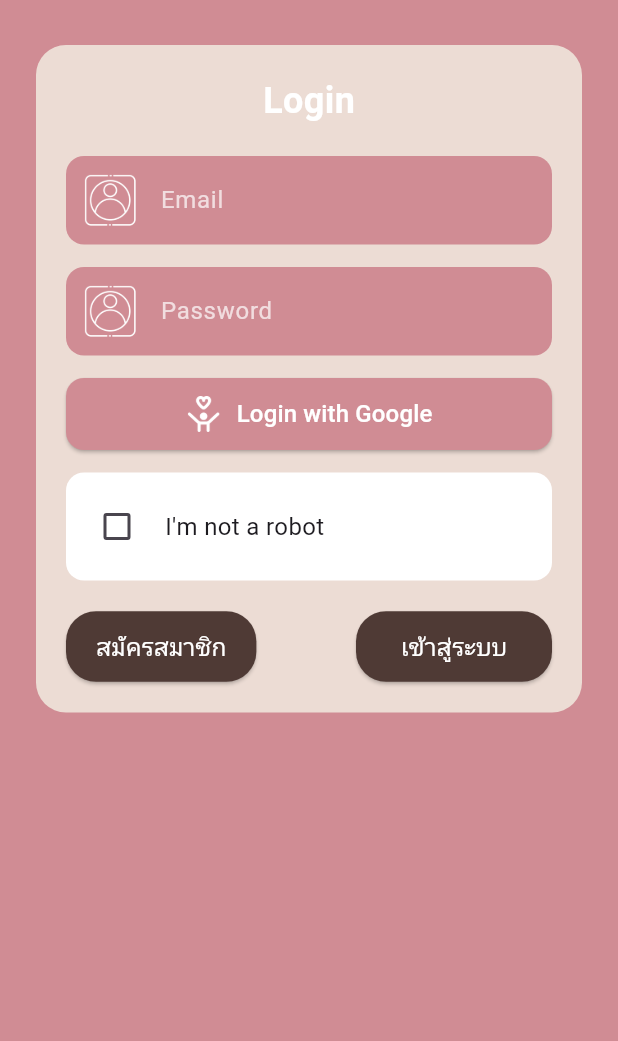
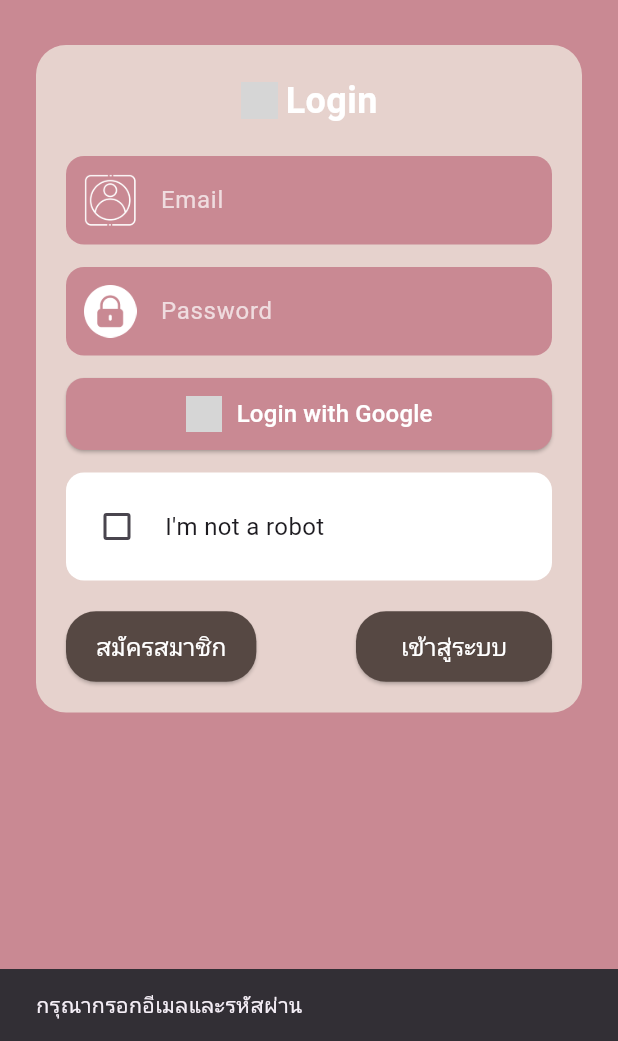
Before and after one commit to sasithon337786/pj1, a Flutter app: the screen it shows after launch, after a tap on "เข้าสู่ระบบ", on a phone screen of 412 x 824 dp, the part 195-1236 px from its top. Run offline on Flutter 3.47's test engine with Material 3 defaults, Android fonts, the phone set to English and light mode, and no system bars; our stand-ins replace firebase_auth, firebase_core, fl_chart, font_awesome_flutter, google_fonts, google_sign_in and 2 more; accounts and stored records are empty; network calls fail; Roboto replaces fonts that are missing (Kanit); grey boxes are pictures that could not be loaded.

Commit message:
loginsuccessfully

```diff
--- /dev/null
+++ b/lib/Services/ApiService.dart
@@ -0,0 +1,37 @@
+import 'package:http/http.dart' as http;
+import 'dart:convert';
+
+class ApiService {
+  final String baseUrl = 'http://10.160.17.225:3000'; // เปลี่ยนเป็น IP ที่ backend รันอยู่
+
+  Future<void> checkStatus() async {
+    final response = await http.get(Uri.parse('$baseUrl/health'));
+
+    if (response.statusCode == 200) {
+      final data = json.decode(response.body);
+      print('🌐 Server says: ${data['message']}');
+    } else {
+      throw Exception('Server responded with status: ${response.statusCode}');
+    }
+  }
+  Future<bool> loginUser(String email, String password) async {
+    try {
+      final response = await http.post(
+        Uri.parse('$baseUrl/api/auth/login'),
+        headers: {'Content-Type': 'application/json'},
+        body: jsonEncode({'username': email, 'password': password}),
+      );
+
+      if (response.statusCode == 200) {
+        print('✅ Login success: ${response.body}');
+        return true;
+      } else {
+        print('❌ Login failed: ${response.body}');
+        return false;
+      }
+    } catch (e) {
+      print('⚠️ Error during login: $e');
+      return false;
+    }
+  }
+}
--- a/lib/login.dart
+++ b/lib/login.dart
@@ -2,6 +2,9 @@ import 'package:firebase_auth/firebase_auth.dart';
 import 'package:flutter/material.dart';
 import 'package:google_fonts/google_fonts.dart';
 import 'package:google_sign_in/google_sign_in.dart';
+import 'package:pj1/Services/ApiService.dart';
+import 'package:pj1/mains.dart';
+import 'package:pj1/registration_screen.dart';
 
 class LoginScreen extends StatefulWidget {
   const LoginScreen({super.key});
@@ -14,6 +17,8 @@ class _LoginScreenState extends State<LoginScreen> {
   final TextEditingController emailController = TextEditingController();
   final TextEditingController passwordController = TextEditingController();
   bool isRobotChecked = false;
+  final api = ApiService();
+
   Future<void> signInWithGoogle() async {
     try {
       final GoogleSignInAccount? googleUser = await GoogleSignIn().signIn();
@@ -34,19 +39,17 @@ class _LoginScreenState extends State<LoginScreen> {
 
       // สำเร็จ → ไปหน้าถัดไปได้เลย
       if (mounted) {
-        Navigator.pushReplacementNamed(
-            context, '/home'); // เปลี่ยน '/home' เป็นหน้าที่ต้องไป
+        Navigator.pushReplacementNamed(context, '/home');
       }
     } catch (e) {
       print('Google Sign-in error: $e');
-      // อาจโชว์ dialog แจ้งเตือนได้
     }
   }
 
   @override
   Widget build(BuildContext context) {
     return Scaffold(
-      backgroundColor: const Color(0xFFD08C94),
+      backgroundColor: const Color(0xFFC98993),
       body: Stack(
         children: [
           // โลโก้ Positioned
@@ -74,11 +77,22 @@ class _LoginScreenState extends State<LoginScreen> {
             child: Container(
               padding: const EdgeInsets.all(20),
               decoration: BoxDecoration(
-                color: const Color(0xFFECDCD4),
+                color: const Color(0xFFE6D2CD),
                 borderRadius: BorderRadius.circular(20),
               ),
               child: Column(
+                crossAxisAlignment: CrossAxisAlignment.stretch,
                 children: [
+                  // หัวข้อ Login + ไอคอน
+                  Row(
+                    mainAxisAlignment: MainAxisAlignment.center,
+                    children: [
+                      Image.asset(
+                        'assets/icons/nutt.png',
+                        width: 25,
+                        height: 25,
+                      ),
+                      const SizedBox(width: 5),
                       Text(
                         'Login',
                         style: GoogleFonts.kanit(
@@ -87,6 +101,9 @@ class _LoginScreenState extends State<LoginScreen> {
                           fontWeight: FontWeight.bold,
                         ),
                       ),
+                    ],
+                  ),
+
                   const SizedBox(height: 20),
 
                   // Email
@@ -105,7 +122,7 @@ class _LoginScreenState extends State<LoginScreen> {
                   _buildTextField(
                     controller: passwordController,
                     iconWidget: Image.asset(
-                      'assets/icons/profile.png',
+                      'assets/icons/lock.png',
                       width: 35,
                       height: 35,
                     ),
@@ -120,7 +137,7 @@ class _LoginScreenState extends State<LoginScreen> {
                       signInWithGoogle();
                     },
                     style: ElevatedButton.styleFrom(
-                      backgroundColor: const Color(0xFFD08C94),
+                      backgroundColor: const Color(0xFFC98993),
                       padding: const EdgeInsets.symmetric(
                           horizontal: 15, vertical: 12),
                       shape: RoundedRectangleBorder(
@@ -131,7 +148,7 @@ class _LoginScreenState extends State<LoginScreen> {
                       mainAxisAlignment: MainAxisAlignment.center,
                       children: [
                         Image.asset(
-                          'assets/icons/life.png',
+                          'assets/icons/google.png',
                           width: 24,
                           height: 24,
                         ),
@@ -182,6 +199,7 @@ class _LoginScreenState extends State<LoginScreen> {
                       ],
                     ),
                   ),
+
                   const SizedBox(height: 20),
 
                   // ปุ่มสมัครสมาชิกและเข้าสู่ระบบ
@@ -190,10 +208,15 @@ class _LoginScreenState extends State<LoginScreen> {
                     children: [
                       ElevatedButton(
                         onPressed: () {
-                          // ไปหน้า Register
+                          Navigator.push(
+                            context,
+                            MaterialPageRoute(
+                              builder: (context) => const RegistrationScreen(),
+                            ),
+                          );
                         },
                         style: ElevatedButton.styleFrom(
-                          backgroundColor: const Color(0xFF4F3A35),
+                          backgroundColor: const Color(0xFF564843),
                           padding: const EdgeInsets.symmetric(
                               horizontal: 20, vertical: 12),
                           shape: RoundedRectangleBorder(
@@ -209,11 +232,33 @@ class _LoginScreenState extends State<LoginScreen> {
                         ),
                       ),
                       ElevatedButton(
-                        onPressed: () {
-                          // เข้าสู่ระบบ
+                        onPressed: () async {
+                          final email = emailController.text.trim();
+                          final password = passwordController.text.trim();
+
+                          if (email.isEmpty || password.isEmpty) {
+                            ScaffoldMessenger.of(context).showSnackBar(
+                              SnackBar(
+                                  content: Text('กรุณากรอกอีเมลและรหัสผ่าน')),
+                            );
+                            return;
+                          }
+
+                          final success = await api.loginUser(email, password);
+                          if (success) {
+                            Navigator.pushReplacement(
+                              context,
+                              MaterialPageRoute(
+                                  builder: (context) => const HomePage()),
+                            );
+                          } else {
+                            ScaffoldMessenger.of(context).showSnackBar(
+                              SnackBar(content: Text('เข้าสู่ระบบไม่สำเร็จ')),
+                            );
+                          }
                         },
                         style: ElevatedButton.styleFrom(
-                          backgroundColor: const Color(0xFF4F3A35),
+                          backgroundColor: const Color(0xFF564843),
                           padding: const EdgeInsets.symmetric(
                               horizontal: 30, vertical: 12),
                           shape: RoundedRectangleBorder(
@@ -264,7 +309,7 @@ class _LoginScreenState extends State<LoginScreen> {
           fontSize: 16,
         ),
         filled: true,
-        fillColor: const Color(0xFFD08C94),
+        fillColor: const Color(0xFFC98993),
         border: OutlineInputBorder(
           borderRadius: BorderRadius.circular(12),
           borderSide: BorderSide.none,
--- a/lib/main.dart
+++ b/lib/main.dart
@@ -1,4 +1,5 @@
 import 'package:flutter/material.dart';
+import 'package:pj1/Services/ApiService.dart';
 import 'package:pj1/Time_Activity.dart';
 import 'package:pj1/add.dart';
 import 'package:pj1/add_expectations.dart';
@@ -20,6 +21,8 @@ import 'package:firebase_auth/firebase_auth.dart';
 import 'package:firebase_core/firebase_core.dart';
 
 void main() {
+  final api = ApiService();
+  api.checkStatus(); // เรียกตอนเริ่มแอป
   runApp(const MyApp());
 }
 
```
Also changed, not shown: 1 other file. Lines whose indentation alone changed are shown as unchanged.
